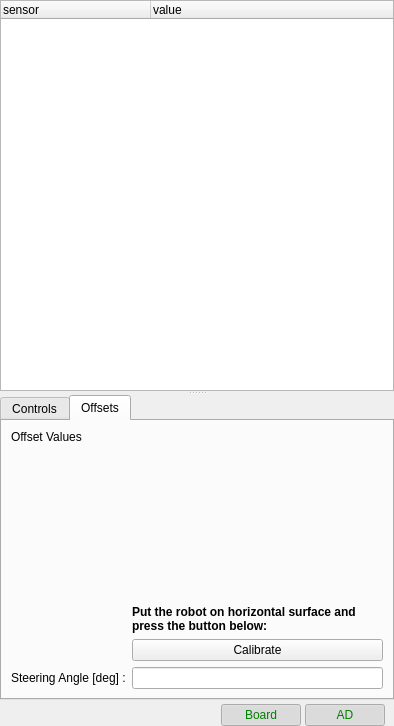
The window that rc110_rviz_panel/src/rc110_panel.ui (zmp/robocar110_ros) describes before a commit, drawn with Qt 5.
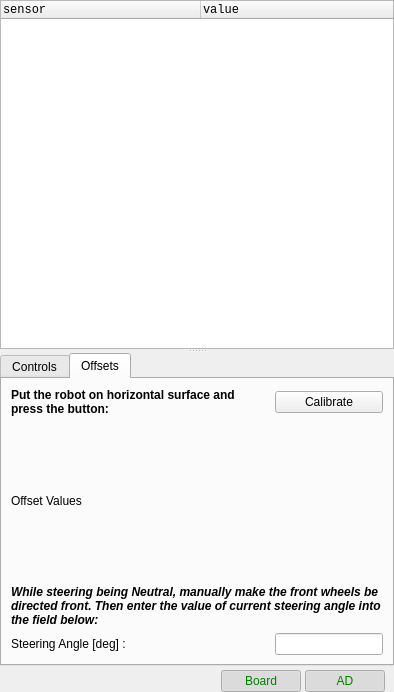
The same window after the commit. The open tabs and pages were chosen to show the change. Icons and pictures are not drawn.

Commit message: IZ-66 improve rviz plugin

```diff
--- a/rc110_rviz_panel/src/rc110_panel.ui
+++ b/rc110_rviz_panel/src/rc110_panel.ui
@@ -7,7 +7,7 @@
     <x>0</x>
     <y>0</y>
     <width>394</width>
-    <height>726</height>
+    <height>692</height>
    </rect>
   </property>
   <property name="windowTitle">
@@ -35,6 +35,11 @@
       <enum>Qt::Vertical</enum>
      </property>
      <widget class="QTreeWidget" name="treeWidget">
+      <property name="font">
+       <font>
+        <family>Monospace</family>
+       </font>
+      </property>
       <property name="columnCount">
        <number>2</number>
       </property>
@@ -42,7 +47,7 @@
        <bool>true</bool>
       </attribute>
       <attribute name="headerDefaultSectionSize">
-       <number>150</number>
+       <number>200</number>
       </attribute>
       <column>
        <property name="text">
@@ -173,7 +178,32 @@
         <string>Offsets</string>
        </attribute>
        <layout class="QGridLayout" name="gridLayout">
-        <item row="1" column="1">
+        <item row="0" column="0">
+         <widget class="QLabel" name="label">
+          <property name="sizePolicy">
+           <sizepolicy hsizetype="Preferred" vsizetype="Minimum">
+            <horstretch>0</horstretch>
+            <verstretch>0</verstretch>
+           </sizepolicy>
+          </property>
+          <property name="font">
+           <font>
+            <weight>75</weight>
+            <bold>true</bold>
+           </font>
+          </property>
+          <property name="text">
+           <string>Put the robot on horizontal surface and press the button:</string>
+          </property>
+          <property name="alignment">
+           <set>Qt::AlignBottom|Qt::AlignLeading|Qt::AlignLeft</set>
+          </property>
+          <property name="wordWrap">
+           <bool>true</bool>
+          </property>
+         </widget>
+        </item>
+        <item row="0" column="1">
          <widget class="QPushButton" name="calibrateButton">
           <property name="toolTip">
            <string>You'll need to wait few seconds.</string>
@@ -183,14 +213,53 @@
           </property>
          </widget>
         </item>
-        <item row="2" column="0">
+        <item row="1" column="0" colspan="2">
+         <widget class="QLabel" name="offsetsLabel">
+          <property name="sizePolicy">
+           <sizepolicy hsizetype="Preferred" vsizetype="Expanding">
+            <horstretch>0</horstretch>
+            <verstretch>0</verstretch>
+           </sizepolicy>
+          </property>
+          <property name="text">
+           <string>Offset Values</string>
+          </property>
+         </widget>
+        </item>
+        <item row="2" column="0" colspan="2">
+         <widget class="QLabel" name="label_2">
+          <property name="sizePolicy">
+           <sizepolicy hsizetype="Preferred" vsizetype="Minimum">
+            <horstretch>0</horstretch>
+            <verstretch>0</verstretch>
+           </sizepolicy>
+          </property>
+          <property name="font">
+           <font>
+            <weight>75</weight>
+            <italic>true</italic>
+            <bold>true</bold>
+           </font>
+          </property>
+          <property name="text">
+           <string>While steering being Neutral, manually make the front wheels be directed front. Then enter the value of current steering angle into the field below:</string>
+          </property>
+          <property name="alignment">
+           <set>Qt::AlignBottom|Qt::AlignLeading|Qt::AlignLeft</set>
+          </property>
+          <property name="wordWrap">
+           <bool>true</bool>
+          </property>
+         </widget>
+        </item>
+        <item row="3" column="0">
          <widget class="QLabel" name="steeringOffsetLabel">
           <property name="text">
            <string>Steering Angle [deg] :</string>
           </property>
          </widget>
         </item>
-        <item row="2" column="1">
+        <item row="3" column="1">
          <widget class="QLineEdit" name="steeringOffsetEdit">
           <property name="sizePolicy">
            <sizepolicy hsizetype="Minimum" vsizetype="Fixed">
@@ -203,35 +272,6 @@
           </property>
          </widget>
         </item>
-        <item row="0" column="1">
-         <widget class="QLabel" name="label">
-          <property name="font">
-           <font>
-            <weight>75</weight>
-            <bold>true</bold>
-           </font>
-          </property>
-          <property name="text">
-           <string>Put the robot on horizontal surface and press the button below:</string>
-          </property>
-          <property name="alignment">
-           <set>Qt::AlignBottom|Qt::AlignLeading|Qt::AlignLeft</set>
-          </property>
-          <property name="wordWrap">
-           <bool>true</bool>
-          </property>
-         </widget>
-        </item>
-        <item row="0" column="0" rowspan="2">
-         <widget class="QLabel" name="offsetsLabel">
-          <property name="text">
-           <string>Offset Values</string>
-          </property>
-          <property name="alignment">
-           <set>Qt::AlignLeading|Qt::AlignLeft|Qt::AlignTop</set>
-          </property>
-         </widget>
-        </item>
        </layout>
       </widget>
      </widget>
```
Left out of the diff: 2 changed lines with no effect on the pictures. The commit also changes 2 other files.
